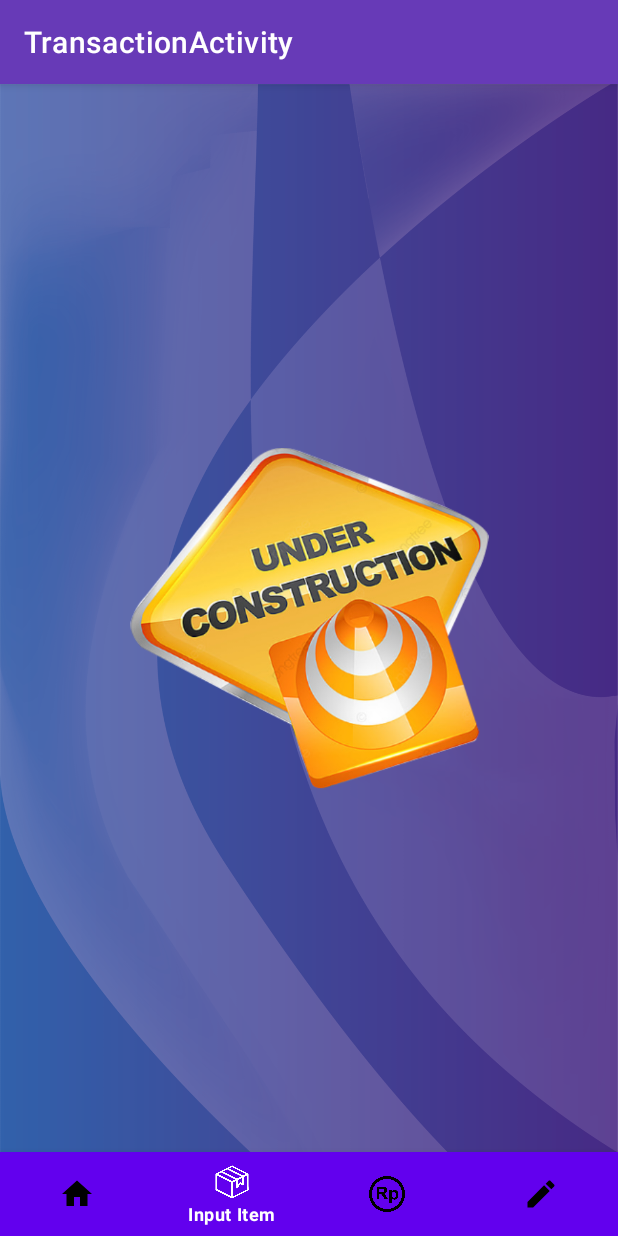
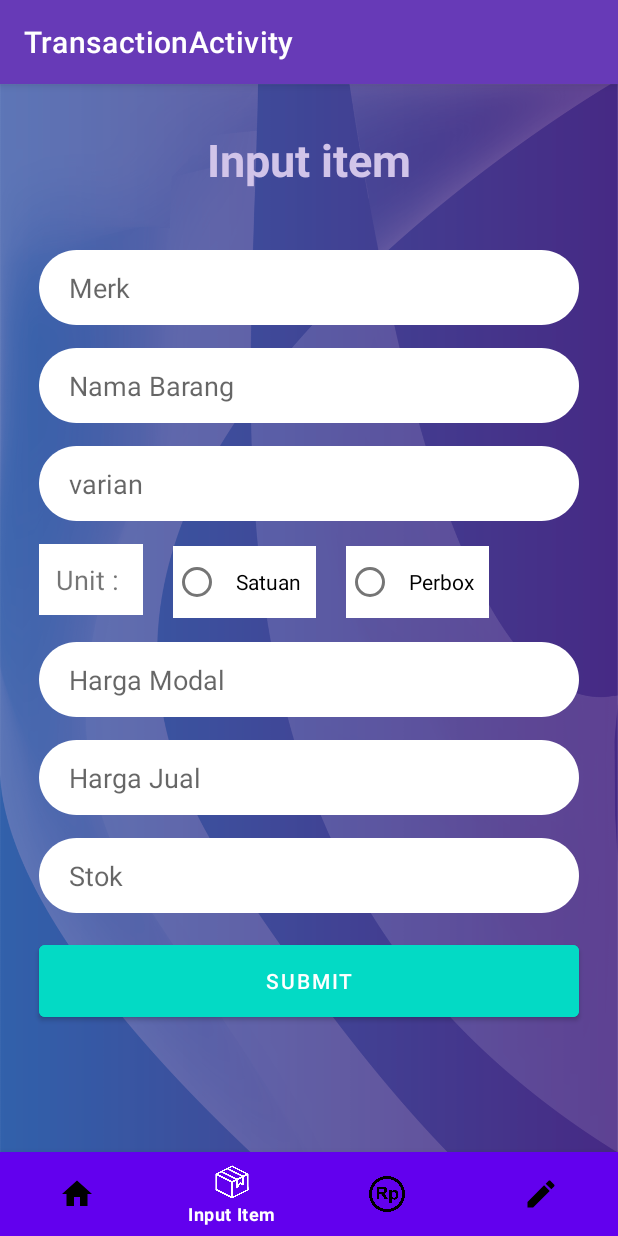
Before and after one commit to Arrayani/TransactionActivity, an Android app: the InputItem screen opened directly, with no data from a screen before it, on a phone screen of 412 x 824 dp. Run offline under Robolectric (Android 15) with nearby library versions, the phone set to English and light mode, and no system bars; our stand-ins replace Firebase (no records; nobody signed in at launch, a user with empty details on screens opened directly).

Commit message:
Initial commit

```diff
--- a/app/src/main/java/academy/learnprogramming/InputItem.kt
+++ b/app/src/main/java/academy/learnprogramming/InputItem.kt
@@ -1,20 +1,85 @@
 package academy.learnprogramming
 
+import academy.learnprogramming.databinding.ActivityInputItemBinding
+import academy.learnprogramming.models.Barang
+import academy.learnprogramming.utils.Constants
 import android.content.Intent
-import androidx.appcompat.app.AppCompatActivity
 import android.os.Bundle
 import android.view.MenuItem
+import android.widget.Toast
+import androidx.appcompat.app.AppCompatActivity
 import com.google.android.material.bottomnavigation.BottomNavigationView
 import com.google.android.material.navigation.NavigationBarView
 import com.google.android.material.navigation.NavigationView
+import com.google.firebase.database.DatabaseReference
+import com.google.firebase.database.FirebaseDatabase
+
 
 class InputItem : AppCompatActivity() {
+    private lateinit var binding:ActivityInputItemBinding
     private lateinit var   bottomNavigationView: BottomNavigationView
+    private lateinit var mUnit : String
+    private lateinit var unikIden : String
+    private lateinit var database : DatabaseReference
     override fun onCreate(savedInstanceState: Bundle?) {
         super.onCreate(savedInstanceState)
-        setContentView(R.layout.activity_input_item)
+        binding = ActivityInputItemBinding.inflate(layoutInflater)
+        setContentView(binding.root)//setContentView(R.layout.activity_input_item)
+       // unikIden ="gLewOaXckfeBUdOq6FHbv8HJMt22"
+        navigasiBawah()
+        initView()
 
-        navigasiBawah()
+    }
+
+    private fun initView() {
+        val radioGroup = binding.radioGroup
+//        var mUnit : String
+        radioGroup.clearCheck()
+        radioGroup.setOnCheckedChangeListener{
+                group,checkedId ->
+
+            if (R.id.satuanButton == checkedId){
+                Toast.makeText(this,"memilih satuan",Toast.LENGTH_SHORT).show()
+                    mUnit ="Satuan"
+            }
+            if (R.id.perboxButton == checkedId){
+                Toast.makeText(this,"memilih perbox",Toast.LENGTH_SHORT).show()
+                mUnit ="PerBox"
+            }
+
+        }
+        binding.registerBtn.setOnClickListener {
+
+            val merk = binding.merk.text.toString().trim { it <= ' ' }
+            val namaBrg = binding.namaBrg.text.toString().trim { it <= ' ' }
+            val varian = binding.varian.text.toString().trim { it <= ' ' }
+            val hargaModal = binding.hrgmodal.text.toString().trim { it <= ' ' }
+            val hargaJual = binding.hrgjual.text.toString().trim { it <= ' ' }
+            val stok = binding.stok.text.toString().trim { it <= ' ' }
+            val perUnit = mUnit
+            Constants.UNIKIDENT ="gLewOaXckfeBUdOq6FHbv8HJMt22"
+            unikIden ="gLewOaXckfeBUdOq6FHbv8HJMt22"
+
+            database = FirebaseDatabase.getInstance().getReference(Constants.TABELBARANG).child(unikIden)
+//ini cara buat node, sesuai gw ingginkan 3 layer
+            val key= database.child(Constants.TABELBARANG).child(unikIden).push().key
+            val barang = Barang(merk, namaBrg, varian, hargaModal, hargaJual, stok,perUnit,key)
+
+            database.child(key!!).setValue(barang).addOnSuccessListener{
+                /*  database.child(merk).setValue(barang).addOnSuccessListener {*/
+                binding.merk.text.clear()
+                binding.namaBrg.text.clear()
+                binding.varian.text.clear()
+                binding.hrgmodal.text.clear()
+                binding.hrgjual.text.clear()
+                binding.stok.text.clear()
+                binding.radioGroup.clearCheck()
+                Toast.makeText(this, "Successfully Saved", Toast.LENGTH_SHORT).show()
+            }.addOnFailureListener {
+
+                Toast.makeText(this, "Failed", Toast.LENGTH_SHORT).show()
+            }
+        }
     }
 
     private fun navigasiBawah() {
--- a/app/src/main/java/academy/learnprogramming/utils/Constants.kt
+++ b/app/src/main/java/academy/learnprogramming/utils/Constants.kt
@@ -12,5 +12,5 @@ object Constants {
     const val UNIT: String="unit"
     const val KEYNODE :String="brgId"
     const val SALESORDER:String="SalesOrder"
-
+    var UNIKIDENT:String? = null
 }
--- /dev/null
+++ b/app/src/main/res/drawable/input.xml
@@ -0,0 +1,24 @@
+<!-- drawable/input.xml -->
+<vector
+    xmlns:android="http://schemas.android.com/apk/res/android"
+    xmlns:aapt="http://schemas.android.com/aapt"
+    android:width="360dp"
+    android:height="50dp"
+    android:viewportWidth="360"
+    android:viewportHeight="50"
+    >
+
+    <group>
+
+        <clip-path
+            android:pathData="M25 0H335C348.807 0 360 11.1929 360 25C360 38.8071 348.807 50 335 50H25C11.1929 50 0 38.8071 0 25C0 11.1929 11.1929 0 25 0Z"
+            />
+
+        <path
+            android:pathData="M0 0V50H360V0"
+            android:fillColor="#FFFFFF"
+            />
+
+    </group>
+
+</vector>
--- a/app/src/main/res/layout/activity_input_item.xml
+++ b/app/src/main/res/layout/activity_input_item.xml
@@ -1,32 +1,177 @@
 <?xml version="1.0" encoding="utf-8"?>
-<androidx.constraintlayout.widget.ConstraintLayout xmlns:android="http://schemas.android.com/apk/res/android"
+<RelativeLayout
+    xmlns:android="http://schemas.android.com/apk/res/android"
     xmlns:app="http://schemas.android.com/apk/res-auto"
     xmlns:tools="http://schemas.android.com/tools"
+    android:id="@+id/rootAci"
     android:layout_width="match_parent"
     android:layout_height="match_parent"
     android:background="@drawable/notadigital"
     tools:context=".InputItem">
 
+    <ScrollView
+        android:layout_width="match_parent"
+        android:layout_height="match_parent"
+        android:layout_above="@id/bottom_navigation"
+        android:fillViewport="true">
+
+        <LinearLayout
+            android:layout_width="match_parent"
+            android:layout_height="wrap_content"
+            android:orientation="vertical">
+
+            <TextView
+                android:id="@+id/textView2"
+                android:layout_width="wrap_content"
+                android:layout_height="wrap_content"
+                android:layout_gravity="center"
+                android:layout_marginTop="30dp"
+                android:text="@string/input_item"
+                android:textColor="@color/primary_light"
+                android:textSize="30sp"
+                android:textStyle="bold"
+
+                />
+
+            <EditText
+                android:id="@+id/merk"
+                android:layout_width="wrap_content"
+                android:layout_height="50dp"
+                android:layout_gravity="center_horizontal"
+                android:layout_marginTop="40dp"
+                android:background="@drawable/input"
+                android:hint="@string/merk"
+                android:inputType="text"
+                android:paddingStart="20dp"
+                android:paddingEnd="20dp" />
+
+            <EditText
+                android:id="@+id/namaBrg"
+                android:layout_width="360dp"
+                android:layout_height="50dp"
+                android:layout_gravity="center_horizontal"
+                android:layout_marginTop="15dp"
+                android:background="@drawable/input"
+                android:hint="@string/nama_barang"
+                android:inputType="text"
+                android:paddingStart="20dp"
+                android:paddingEnd="20dp" />
+
+            <EditText
+                android:id="@+id/varian"
+                android:layout_width="360dp"
+                android:layout_height="50dp"
+                android:layout_gravity="center_horizontal"
+                android:layout_marginTop="15dp"
+                android:background="@drawable/input"
+                android:hint="@string/varian"
+                android:inputType="text"
+                android:paddingStart="20dp"
+                android:paddingEnd="20dp" />
+
+            <RadioGroup
+                android:id="@+id/radioGroup"
+                android:layout_width="360dp"
+                android:layout_height="50dp"
+                android:layout_gravity="center_horizontal"
+                android:layout_marginTop="15dp"
+                android:orientation="horizontal">
+
+                <TextView
+                    android:id="@+id/unit"
+                    android:layout_width="wrap_content"
+                    android:layout_height="wrap_content"
+                    android:background="@color/colorWhite"
+                    android:padding="11dp"
+                    android:text="Unit : "
+                    android:textSize="18sp" />
+
+                <RadioButton
+                    android:id="@+id/satuanButton"
+                    android:layout_width="wrap_content"
+                    android:layout_height="wrap_content"
+                    android:layout_marginStart="20dp"
+
+                    android:background="@color/colorWhite"
+                    android:checked="false"
+                    android:padding="10dp"
+                    android:text="@string/satuan" />
+
+                <RadioButton
+                    android:id="@+id/perboxButton"
+                    android:layout_width="wrap_content"
+                    android:layout_height="wrap_content"
+                    android:layout_marginStart="20dp"
+
+                    android:background="@color/colorWhite"
+                    android:checked="false"
+                    android:padding="10dp"
+                    android:text="@string/perbox" />
+
+
+            </RadioGroup>
+
+            <EditText
+                android:id="@+id/hrgmodal"
+                android:layout_width="360dp"
+                android:layout_height="50dp"
+                android:layout_gravity="center_horizontal"
+                android:layout_marginTop="15dp"
+                android:background="@drawable/input"
+                android:hint="@string/harga_modal"
+                android:inputType="number"
+                android:paddingStart="20dp"
+                android:paddingEnd="20dp" />
+
+            <EditText
+                android:id="@+id/hrgjual"
+                android:layout_width="360dp"
+                android:layout_height="50dp"
+                android:layout_gravity="center_horizontal"
+                android:layout_marginTop="15dp"
+                android:background="@drawable/input"
+                android:hint="@string/harga_jual"
+                android:inputType="number"
+                android:paddingStart="20dp"
+                android:paddingEnd="20dp" />
+
+            <EditText
+                android:id="@+id/stok"
+                android:layout_width="360dp"
+                android:layout_height="50dp"
+                android:layout_gravity="center_horizontal"
+                android:layout_marginTop="15dp"
+                android:background="@drawable/input"
+                android:hint="@string/stok"
+                android:inputType="number"
+                android:paddingStart="20dp"
+                android:paddingEnd="20dp" />
+            <Button
+                android:id="@+id/registerBtn"
+                android:layout_width="360dp"
+                android:layout_height="60dp"
+                android:layout_gravity="center_horizontal"
+                android:layout_marginTop="15dp"
+                android:backgroundTint="@color/teal_200"
+                android:text="Submit"  />
+
+        </LinearLayout>
+
+
+    </ScrollView>
+
     <com.google.android.material.bottomnavigation.BottomNavigationView
         android:id="@+id/bottom_navigation"
         android:layout_width="match_parent"
         android:layout_height="wrap_content"
+        android:layout_alignParentBottom="true"
+        android:layout_marginBottom="0dp"
         app:itemBackground="@color/purple_500"
         app:itemIconTint="@drawable/selector"
         app:itemTextColor="@drawable/selector"
-        app:layout_constraintBottom_toBottomOf="parent"
         app:menu="@menu/menu_navigation"
         tools:layout_editor_absoluteX="0dp" />
 
-    <ImageView
-        android:layout_width="311dp"
-        android:layout_height="227dp"
-        android:src="@drawable/ic_underconstruction"
-        app:layout_constraintBottom_toTopOf="@+id/bottom_navigation"
-        app:layout_constraintEnd_toEndOf="parent"
-        app:layout_constraintHorizontal_bias="0.5"
-        app:layout_constraintStart_toStartOf="parent"
-        app:layout_constraintTop_toTopOf="parent"
-        android:contentDescription="hanya filler" />
+    <!--    app:layout_constraintBottom_toBottomOf="parent"-->
 
-</androidx.constraintlayout.widget.ConstraintLayout>
+</RelativeLayout>
--- a/app/src/main/res/values/strings.xml
+++ b/app/src/main/res/values/strings.xml
@@ -6,5 +6,16 @@
     <string name="action_edit">Edit</string>
     <string name="Simpan">Simpan</string>
     <string name="Hapus">Hapus</string>
+    <string name="input_item">Input item</string>
+    <string name="merk">Merk</string>
+    <string name="nama_barang">Nama Barang</string>
+    <string name="varian">varian</string>
+    <string name="harga_modal">Harga Modal</string>
+    <string name="harga_jual">Harga Jual</string>
+    <string name="stok">Stok</string>
+    <string name="submit">Submit</string>
+    <string name="satuan">Satuan</string>
+    <string name="perbox">Perbox</string>
+    <string name="unit">Unit</string>
 
 </resources>
```
